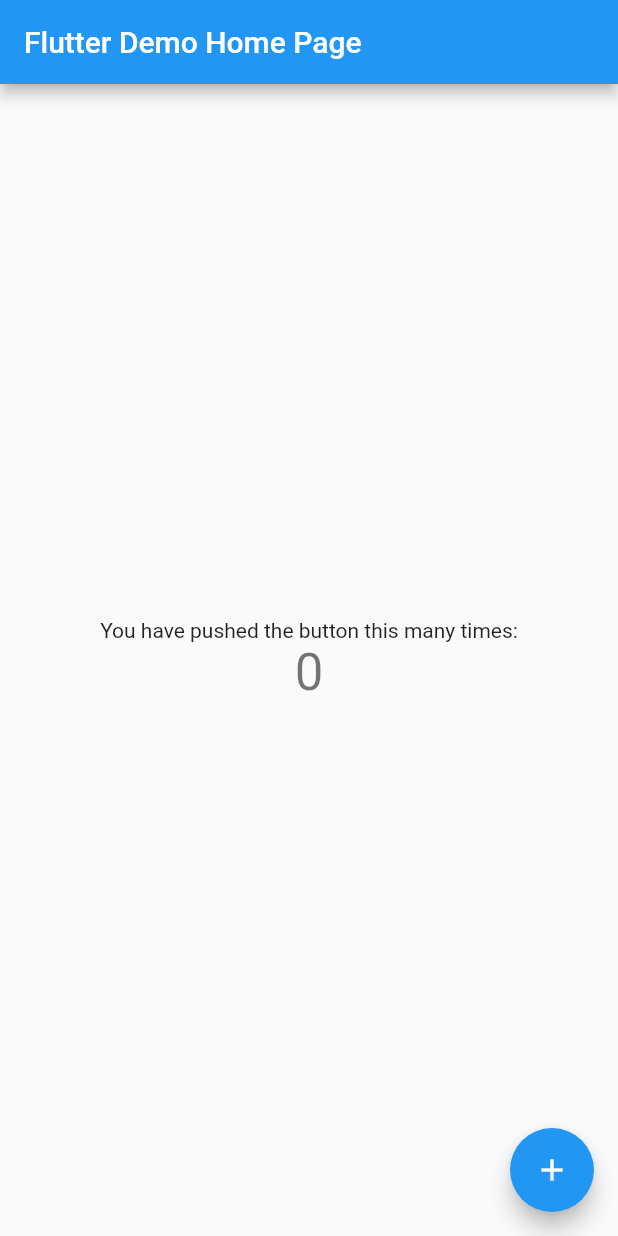
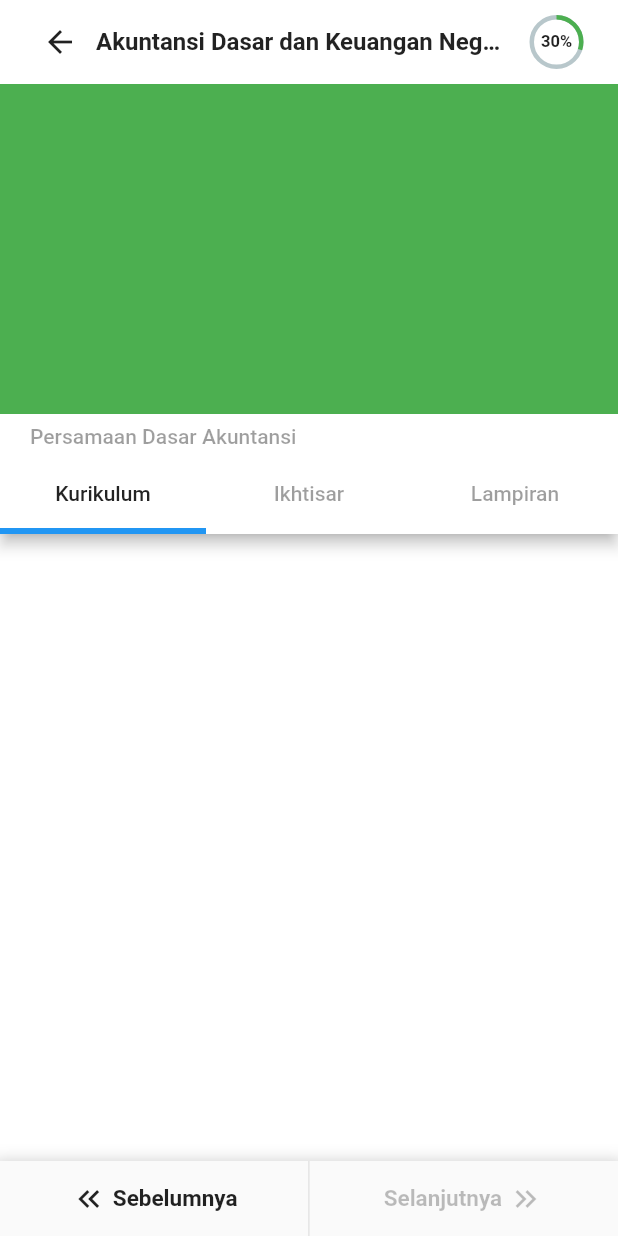
Before and after one commit to jonatanprim/test_arkademi, a Flutter app: the screen it shows after launch, on a phone screen of 412 x 824 dp. Run offline on Flutter 3.47's test engine with Material 2 defaults, Android fonts, the phone set to English and light mode, and no system bars; drawn by our look-alikes of percent_indicator.

Commit message:
Create UI

```diff
--- a/lib/main.dart
+++ b/lib/main.dart
@@ -1,3 +1,4 @@
+import 'package:arkademi/pages/detail_course.dart';
 import 'package:flutter/material.dart';
 
 void main() {
@@ -12,104 +13,11 @@ class MyApp extends StatelessWidget {
   Widget build(BuildContext context) {
     return MaterialApp(
       title: 'Flutter Demo',
+      debugShowCheckedModeBanner: false,
       theme: ThemeData(
-        // This is the theme of your application.
-        //
-        // Try running your application with "flutter run". You'll see the
-        // application has a blue toolbar. Then, without quitting the app, try
-        // changing the primarySwatch below to Colors.green and then invoke
-        // "hot reload" (press "r" in the console where you ran "flutter run",
-        // or simply save your changes to "hot reload" in a Flutter IDE).
-        // Notice that the counter didn't reset back to zero; the application
-        // is not restarted.
         primarySwatch: Colors.blue,
       ),
-      home: const MyHomePage(title: 'Flutter Demo Home Page'),
+      home: const DetailCourse(),
     );
   }
 }
-
-class MyHomePage extends StatefulWidget {
-  const MyHomePage({Key? key, required this.title}) : super(key: key);
-
-  // This widget is the home page of your application. It is stateful, meaning
-  // that it has a State object (defined below) that contains fields that affect
-  // how it looks.
-
-  // This class is the configuration for the state. It holds the values (in this
-  // case the title) provided by the parent (in this case the App widget) and
-  // used by the build method of the State. Fields in a Widget subclass are
-  // always marked "final".
-
-  final String title;
-
-  @override
-  State<MyHomePage> createState() => _MyHomePageState();
-}
-
-class _MyHomePageState extends State<MyHomePage> {
-  int _counter = 0;
-
-  void _incrementCounter() {
-    setState(() {
-      // This call to setState tells the Flutter framework that something has
-      // changed in this State, which causes it to rerun the build method below
-      // so that the display can reflect the updated values. If we changed
-      // _counter without calling setState(), then the build method would not be
-      // called again, and so nothing would appear to happen.
-      _counter++;
-    });
-  }
-
-  @override
-  Widget build(BuildContext context) {
-    // This method is rerun every time setState is called, for instance as done
-    // by the _incrementCounter method above.
-    //
-    // The Flutter framework has been optimized to make rerunning build methods
-    // fast, so that you can just rebuild anything that needs updating rather
-    // than having to individually change instances of widgets.
-    return Scaffold(
-      appBar: AppBar(
-        // Here we take the value from the MyHomePage object that was created by
-        // the App.build method, and use it to set our appbar title.
-        title: Text(widget.title),
-      ),
-      body: Center(
-        // Center is a layout widget. It takes a single child and positions it
-        // in the middle of the parent.
-        child: Column(
-          // Column is also a layout widget. It takes a list of children and
-          // arranges them vertically. By default, it sizes itself to fit its
-          // children horizontally, and tries to be as tall as its parent.
-          //
-          // Invoke "debug painting" (press "p" in the console, choose the
-          // "Toggle Debug Paint" action from the Flutter Inspector in Android
-          // Studio, or the "Toggle Debug Paint" command in Visual Studio Code)
-          // to see the wireframe for each widget.
-          //
-          // Column has various properties to control how it sizes itself and
-          // how it positions its children. Here we use mainAxisAlignment to
-          // center the children vertically; the main axis here is the vertical
-          // axis because Columns are vertical (the cross axis would be
-          // horizontal).
-          mainAxisAlignment: MainAxisAlignment.center,
-          children: <Widget>[
-            const Text(
-              'You have pushed the button this many times:',
-            ),
-            Text(
-              '$_counter',
-              style: Theme.of(context).textTheme.headline4,
-            ),
-          ],
-        ),
-      ),
-      floatingActionButton: FloatingActionButton(
-        onPressed: _incrementCounter,
-        tooltip: 'Increment',
-        child: const Icon(Icons.add),
-      ), // This trailing comma makes auto-formatting nicer for build methods.
-    );
-  }
-}
--- /dev/null
+++ b/lib/pages/detail_course.dart
@@ -0,0 +1,201 @@
+import 'package:arkademi/widgets/persistent_header.dart';
+import 'package:flutter/material.dart';
+import 'package:percent_indicator/percent_indicator.dart';
+
+class DetailCourse extends StatelessWidget {
+  const DetailCourse({Key? key}) : super(key: key);
+
+  @override
+  Widget build(BuildContext context) {
+    return DefaultTabController(
+      length: 3,
+      child: Scaffold(
+        body: CustomScrollView(
+          slivers: <Widget>[
+            SliverAppBar(
+              backgroundColor: Colors.white,
+              automaticallyImplyLeading: true,
+              elevation: 1.0,
+              pinned: true,
+              floating: false,
+              title: Row(
+                crossAxisAlignment: CrossAxisAlignment.center,
+                children: <Widget>[
+                  IconButton(
+                    onPressed: () {},
+                    icon: const Icon(Icons.arrow_back_outlined),
+                    color: Colors.black87,
+                  ),
+                  const Expanded(
+                    flex: 1,
+                    child: Text('Akuntansi Dasar dan Keuangan Negara RI',
+                        style: TextStyle(
+                            color: Colors.black87,
+                            fontSize: 16,
+                            fontWeight: FontWeight.w700),
+                        overflow: TextOverflow.ellipsis),
+                  ),
+                  const SizedBox(
+                    width: 12,
+                  ),
+                  SizedBox(
+                    width: 50,
+                    child: CircularPercentIndicator(
+                      radius: 18.0,
+                      lineWidth: 3.0,
+                      percent: 0.3,
+                      center: const Text(
+                        "30%",
+                        style: TextStyle(
+                            fontSize: 11, fontWeight: FontWeight.w700),
+                      ),
+                      progressColor: Colors.green,
+                    ),
+                  ),
+                ],
+              ),
+            ),
+            SliverPadding(
+              padding: EdgeInsets.zero,
+              sliver: SliverToBoxAdapter(
+                  child: SizedBox(
+                height: 250,
+                width: double.infinity,
+                child: Column(
+                  children: <Widget>[
+                    Container(
+                      height: 220,
+                      color: Colors.green,
+                    ),
+                    Expanded(
+                      flex: 1,
+                      child: Container(
+                        color: Colors.white,
+                        padding: const EdgeInsets.symmetric(horizontal: 20.0),
+                        alignment: Alignment.centerLeft,
+                        width: double.infinity,
+                        child: const Text(
+                          'Persamaan Dasar Akuntansi',
+                          style: TextStyle(
+                              color: Colors.black38,
+                              fontWeight: FontWeight.w500,
+                              fontSize: 14.0),
+                        ),
+                      ),
+                    ),
+                  ],
+                ),
+              )),
+            ),
+            SliverPersistentHeader(
+              pinned: true,
+              delegate: PersistentHeader(
+                widget: const TabBar(
+                  unselectedLabelColor: Colors.black38,
+                  labelColor: Colors.black87,
+                  indicatorWeight: 4,
+                  tabs: <Tab>[
+                    Tab(text: 'Kurikulum',),
+                    Tab(text: 'Ikhtisar'),
+                    Tab(text: 'Lampiran'),
+                  ],
+                ),
+              ),
+            ),
+            SliverPadding(
+              padding: EdgeInsets.zero,
+              sliver: SliverToBoxAdapter(
+                  child: Container(
+                height: 1300,
+                width: double.infinity,
+                color: Colors.white,
+              )),
+            ),
+          ],
+        ),
+        bottomNavigationBar: Container(
+          width: double.infinity,
+          height: 50.0,
+          decoration: BoxDecoration(
+            color: Colors.white,
+            boxShadow: [
+              BoxShadow(
+                color: Colors.grey.withOpacity(0.5),
+                spreadRadius: 4,
+                blurRadius: 8,
+                offset: const Offset(0, 4), // changes position of shadow
+              ),
+            ],
+          ),
+          child: Row(
+            children: <Widget>[
+              Expanded(
+                flex: 1,
+                  child: Material(
+                    child: InkWell(
+                      onTap: (){},
+                      child: Container(
+                        width: double.infinity,
+                        height: double.infinity,
+                        child: Center(
+                          child: Row(
+                            children: const [
+                              Spacer(),
+                              Icon(Icons.keyboard_double_arrow_left_outlined, color: Colors.black87,),
+                              SizedBox(
+                                width: 4,
+                              ),
+                              Text('Sebelumnya',
+                                  style: TextStyle(
+                                      color: Colors.black87,
+                                      fontSize: 15,
+                                      fontWeight: FontWeight.w700)),
+                              Spacer(),
+                            ],
+                          ),
+                        ),
+                      ),
+                    ),
+                  ),
+              ),
+              const VerticalDivider(
+                width: 1,
+                thickness: 1,
+                color: Colors.black12,
+              ),
+              Expanded(
+                flex: 1,
+                child: Material(
+                  child: InkWell(
+                    onTap: (){},
+                    child: Container(
+                      width: double.infinity,
+                      height: double.infinity,
+                      child: Center(
+                        child: Row(
+                          children: const [
+                            Spacer(),
+                            Text('Selanjutnya',
+                                style: TextStyle(
+                                    color: Colors.black26,
+                                    fontSize: 15,
+                                    fontWeight: FontWeight.w700)),
+                            SizedBox(
+                              width: 4,
+                            ),
+                            Icon(Icons.keyboard_double_arrow_right_outlined, color: Colors.black26,),
+                            Spacer(),
+                          ],
+                        ),
+                      ),
+                    ),
+                  ),
+                ),
+              ),
+            ],
+          ),
+        ),
+      ),
+    );
+  }
+}
--- /dev/null
+++ b/lib/widgets/persistent_header.dart
@@ -0,0 +1,32 @@
+import 'package:flutter/material.dart';
+
+class PersistentHeader extends SliverPersistentHeaderDelegate {
+  final Widget widget;
+
+  PersistentHeader({required this.widget});
+
+  @override
+  Widget build(BuildContext context, double shrinkOffset, bool overlapsContent) {
+    return SizedBox(
+      width: double.infinity,
+      height: 50.0,
+      child: Card(
+        margin: EdgeInsets.zero,
+        color: Colors.white,
+        elevation: 4.0,
+        shape: const BeveledRectangleBorder(
+            borderRadius: BorderRadius.all(Radius.circular(0.0))
+        ),
+        child: Center(child: widget),
+      ),
+    );
+  }
+  @override
+  double get maxExtent => 50.0;
+  @override
+  double get minExtent => 50.0;
+  @override
+  bool shouldRebuild(SliverPersistentHeaderDelegate oldDelegate) {
+    return true;
+  }
+}
--- a/pubspec.yaml
+++ b/pubspec.yaml
@@ -33,6 +33,7 @@ dependencies:
 
   # The following adds the Cupertino Icons font to your application.
   # Use with the CupertinoIcons class for iOS style icons.
+  percent_indicator: ^4.2.2
   cupertino_icons: ^1.0.2
 
 dev_dependencies:
```
Also changed, not shown: pubspec.lock.
